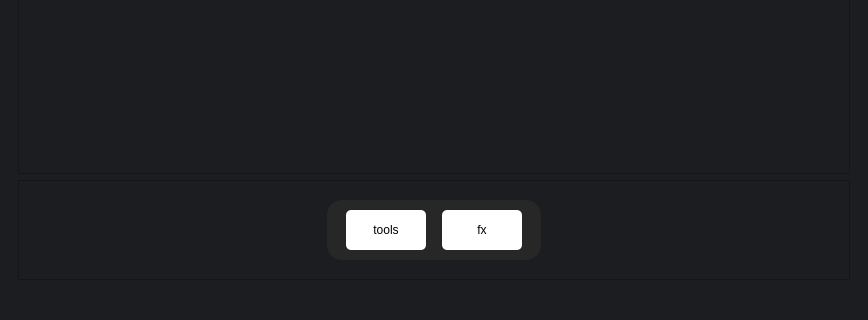
The window that MiniPhotoshop/mainwindow.ui (HassanIsmail16/Image-Processing-Application) describes before a commit, drawn with Qt 5; both pictures show x 0 to 868 and y 404 to 724 of the 868 by 724 pixel window.
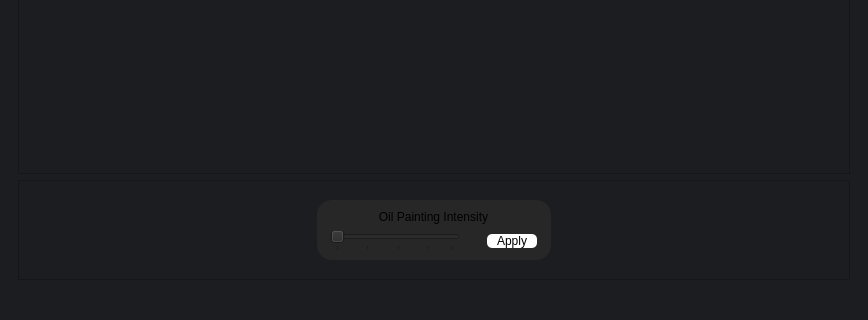
The same window after the commit. The open tabs and pages were chosen to show the change.

Commit message: added oil paintin slider

Patch:
```diff
--- a/MiniPhotoshop/mainwindow.ui
+++ b/MiniPhotoshop/mainwindow.ui
@@ -1387,6 +1387,147 @@
                </item>
               </layout>
              </widget>
+             <widget class="QWidget" name="oilPainting8">
+              <layout class="QGridLayout" name="gridLayout_16">
+               <item row="0" column="0">
+                <spacer name="horizontalSpacer_20">
+                 <property name="orientation">
+                  <enum>Qt::Horizontal</enum>
+                 </property>
+                 <property name="sizeType">
+                  <enum>QSizePolicy::Maximum</enum>
+                 </property>
+                 <property name="sizeHint" stdset="0">
+                  <size>
+                   <width>280</width>
+                   <height>20</height>
+                  </size>
+                 </property>
+                </spacer>
+               </item>
+               <item row="0" column="1">
+                <widget class="QFrame" name="navigation_8">
+                 <property name="maximumSize">
+                  <size>
+                   <width>16777215</width>
+                   <height>60</height>
+                  </size>
+                 </property>
+                 <property name="styleSheet">
+                  <string notr="true">background-color: rgb(39, 39, 39);
+border-radius: 15px;</string>
+                 </property>
+                 <layout class="QGridLayout" name="gridLayout_15">
+                  <item row="0" column="0">
+                   <widget class="QLabel" name="label_4">
+                    <property name="styleSheet">
+                     <string notr="true">font: 700 8pt &quot;Poppins&quot;;</string>
+                    </property>
+                    <property name="text">
+                     <string>Oil Painting Intensity</string>
+                    </property>
+                    <property name="alignment">
+                     <set>Qt::AlignCenter</set>
+                    </property>
+                   </widget>
+                  </item>
+                  <item row="1" column="0">
+                   <layout class="QHBoxLayout" name="horizontalLayout_9">
+                    <item>
+                     <widget class="QSlider" name="oilPaintingSlider">
+                      <property name="maximumSize">
+                       <size>
+                        <width>130</width>
+                        <height>16777215</height>
+                       </size>
+                      </property>
+                      <property name="minimum">
+                       <number>1</number>
+                      </property>
+                      <property name="maximum">
+                       <number>20</number>
+                      </property>
+                      <property name="singleStep">
+                       <number>1</number>
+                      </property>
+                      <property name="pageStep">
+                       <number>2</number>
+                      </property>
+                      <property name="orientation">
+                       <enum>Qt::Horizontal</enum>
+                      </property>
+                      <property name="tickPosition">
+                       <enum>QSlider::TicksBelow</enum>
+                      </property>
+                      <property name="tickInterval">
+                       <number>5</number>
+                      </property>
+                     </widget>
+                    </item>
+                    <item>
+                     <widget class="QLabel" name="oilPaintingValueLabel">
+                      <property name="minimumSize">
+                       <size>
+                        <width>10</width>
+                        <height>0</height>
+                       </size>
+                      </property>
+                      <property name="maximumSize">
+                       <size>
+                        <width>15</width>
+                        <height>16777215</height>
+                       </size>
+                      </property>
+                      <property name="text">
+                       <string/>
+                      </property>
+                     </widget>
+                    </item>
+                    <item>
+                     <widget class="QPushButton" name="oilPaintingApplyBtn">
+                      <property name="maximumSize">
+                       <size>
+                        <width>50</width>
+                        <height>16777215</height>
+                       </size>
+                      </property>
+                      <property name="cursor">
+                       <cursorShape>PointingHandCursor</cursorShape>
+                      </property>
+                      <property name="styleSheet">
+                       <string notr="true">color: rgb(0,0,0);
+background-color: rgb(255, 255, 255);
+border-radius: 5px;
+font: 8pt &quot;Poppins&quot;;</string>
+                      </property>
+                      <property name="text">
+                       <string>Apply</string>
+                      </property>
+                     </widget>
+                    </item>
+                   </layout>
+                  </item>
+                 </layout>
+                </widget>
+               </item>
+               <item row="0" column="2">
+                <spacer name="horizontalSpacer_19">
+                 <property name="orientation">
+                  <enum>Qt::Horizontal</enum>
+                 </property>
+                 <property name="sizeType">
+                  <enum>QSizePolicy::Maximum</enum>
+                 </property>
+                 <property name="sizeHint" stdset="0">
+                  <size>
+                   <width>280</width>
+                   <height>20</height>
+                  </size>
+                 </property>
+                </spacer>
+               </item>
+              </layout>
+             </widget>
             </widget>
            </item>
           </layout>
```
The commit also changes 2 other files.
